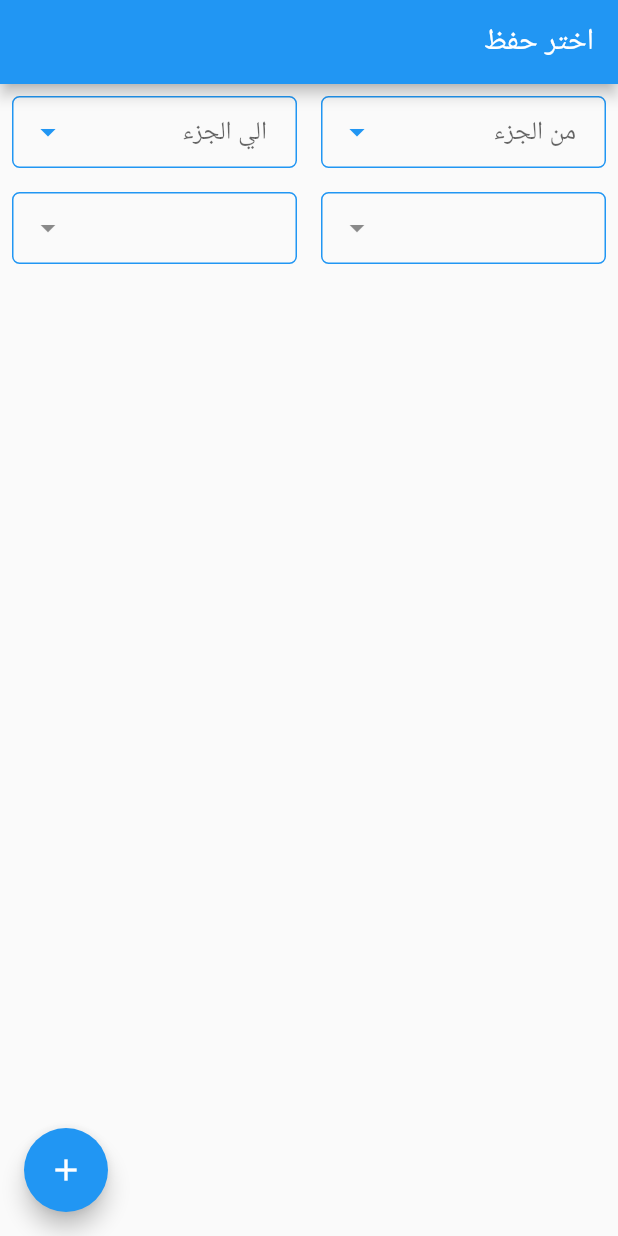
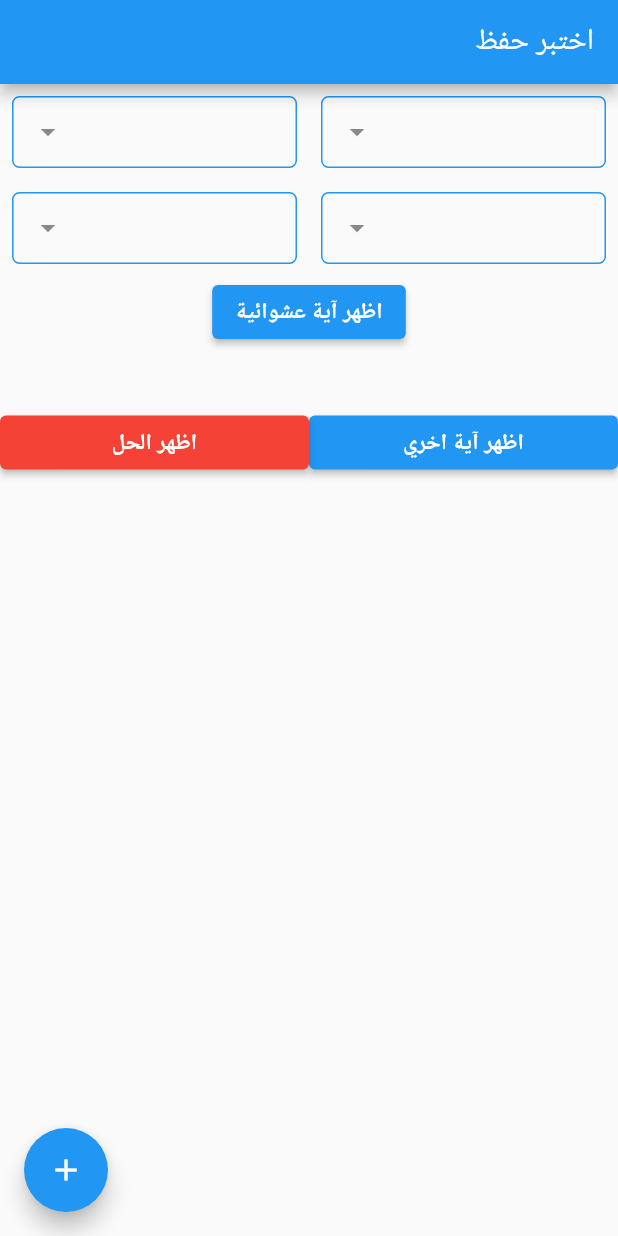
Before and after one commit to Hosam11/quran_test, a Flutter app: the screen it shows after launch, after a tap on the "add" icon, on a phone screen of 412 x 824 dp. Run offline on Flutter 3.47's test engine with Material 2 defaults, Android fonts, the light colour scheme and no system bars; drawn by our look-alikes of dropdown_search; our stand-ins replace dio, equatable; missing offline and left inert: appspector, fimber.

Commit message:
setup showing random ayah

```diff
--- a/lib/consts/strings.dart
+++ b/lib/consts/strings.dart
@@ -1,4 +1,11 @@
-const String appTitle = 'اختر حفظ';
+const String appTitle = 'اختبر حفظ';
 const String chooseStartJuz = 'من الجزء';
 const String chooseEndJuz = 'الي الجزء';
 const String entryError = 'خطا في المدخلات';
+const String chooseQuarter = 'اختر ربع';
+const String fromQuarter = 'من ربع';
+const String toQuarter = 'الي ربع';
+const String emptyJuzs = 'بدايه ونهاية الجزء لا يجب ان تكون فارغة';
+const String showRandomAyah = 'اظهر آية عشوائية';
+const String showAnotherAyah = 'اظهر آية اخري';
+const String showSolution = 'اظهر الحل';
--- a/lib/provider/quran_provider.dart
+++ b/lib/provider/quran_provider.dart
@@ -1,40 +1,92 @@
 import 'dart:convert';
-import 'dart:developer';
 
 import 'package:fimber/fimber.dart';
 import 'package:flutter/cupertino.dart';
 import 'package:flutter/services.dart';
 import 'package:quran_test/consts/assets.dart';
+import 'package:quran_test/data/model/quran/ayah_model/ayah_model.dart';
 import 'package:quran_test/data/model/quran/quran_model.dart';
 import 'package:quran_test/data/model/quran_meta/quran_meta_model.dart';
-import 'package:quran_test/helpers/app_helper.dart';
+import 'package:quran_test/helpers/quran_helper.dart';
 
 class QuranProvider extends ChangeNotifier {
   QuranModel? quranModel;
   QuranMetaModel? quranMetaModel;
+  List<AyahModel> ayahModels = [];
+
+  AyahModel? randomAyah;
+  String? displayedAyah;
+  int _displayedWord = 0;
+  int? _maxDisplayedWord;
 
   QuranProvider() {
-    getQuranData();
-    getQuranMetaData();
+    prepareData();
   }
 
   Future<void> getQuranData() async {
     final quranPages = await rootBundle.loadString(allQuranFile);
     quranModel =
         QuranModel.fromJson(jsonDecode(quranPages) as Map<String, dynamic>);
-    Fimber.i('quranModel= ${jsonEncode(quranModel)}');
+    // Fimber.i('quranModel= ${jsonEncode(quranModel)}');
+    Fimber.i('surahsLen = ${quranModel!.data!.surahs!.length}');
 
-    notifyListeners();
+    // notifyListeners();
   }
 
   Future<void> getQuranMetaData() async {
     final quranMetaStr = await rootBundle.loadString(quranMetaFile);
     quranMetaModel = QuranMetaModel.fromJson(
         jsonDecode(quranMetaStr) as Map<String, dynamic>);
-    Fimber.i('quranMetaModel= ${jsonEncode(quranMetaModel)}');
     Fimber.i(
-        'quranMetaRefs= ${quranMetaModel!.data!.hizbQuarters!.references!.length}');
-    // log('quranMetaRefsQurter= ${jsonEncode(quranMetaModel!.data!.hizbQuarters!)}');
+        'quranMetaReferencesLen= ${quranMetaModel!.data!.hizbQuarters!.references!.length}');
+    // notifyListeners();
+  }
+
+  Future<void> prepareData() async {
+    await getQuranData();
+    await getQuranMetaData();
+    // getAyahQuarterModels();
+  }
+
+  void setupRandomAyah(List<AyahModel> ayahs) {
+    Fimber.i('ayahsLen = ${ayahs.length}');
+    ayahModels.clear();
+    ayahModels.addAll(ayahs);
+    resetRandomAyahData();
+    randomAyah = QuranHelper.instance.getRandomElement(ayahModels);
+    Fimber.i('randomAyah= $randomAyah');
+    var ayahLen = randomAyah?.text?.split(' ').length;
+    _maxDisplayedWord = (ayahLen! / 2).round();
+    Fimber.i('_maxDisplayedWord= $_maxDisplayedWord');
+
+    setDisplayedAyah();
+    // ayahModels.
     notifyListeners();
   }
+
+  bool setDisplayedAyah() {
+    // ayah 5 word
+    Fimber.i(
+        '_displayedWord= $_displayedWord, _maxDisplayedWord= $_maxDisplayedWord');
+    _displayedWord++;
+    if (_displayedWord <= _maxDisplayedWord!) {
+      var ayahWords = randomAyah?.text?.split(' ');
+      Fimber.i('ayahWords= $ayahWords, ayahWordsLEn= ${ayahWords?.length}');
+      Fimber.i('_displayedWord= $_displayedWord');
+
+      displayedAyah = ayahWords?.sublist(0, _displayedWord).join(' ');
+      Fimber.i('_maxDisplayedWord= $_maxDisplayedWord'
+          ' displayedAyah= $displayedAyah');
+
+      notifyListeners();
+      return true;
+    }
+    notifyListeners();
+    return false;
+  }
+
+  void resetRandomAyahData() {
+    _displayedWord = 0;
+    _maxDisplayedWord = null;
+  }
 }
--- a/lib/screens/home_screen.dart
+++ b/lib/screens/home_screen.dart
@@ -1,13 +1,12 @@
 import 'dart:convert';
-import 'dart:developer';
 
 import 'package:fimber/fimber.dart';
 import 'package:flutter/material.dart';
 import 'package:provider/provider.dart';
 import 'package:quran_test/consts/strings.dart';
+import 'package:quran_test/helpers/app_helper.dart';
 import 'package:quran_test/helpers/quran_helper.dart';
 import 'package:quran_test/provider/quran_provider.dart';
-import 'package:quran_test/widgets/shared/shared_dropdown.dart';
 import 'package:quran_test/widgets/shared/shared_search_dropdown.dart';
 
 class HomeScreen extends StatefulWidget {
@@ -18,34 +17,17 @@ class HomeScreen extends StatefulWidget {
 }
 
 class _HomeScreenState extends State<HomeScreen> {
-  var listx = [
-    'zero',
-    'one',
-    'two',
-    'three',
-    'four',
-    'five',
-    'six',
-    'seven',
-    'eight',
-    'nine',
-    'ten',
-    'eleven',
-    'twelve',
-    'thirteen',
-    'fourteen',
-    'fifteen',
-  ];
-
   var juzList = List.generate(30, (index) => index + 1);
-
-  int? startJuzSelected;
-
-  String? select;
-
-  int? endJuzSelected;
+  var quarterList = List.generate(240, (index) => index + 1);
 
   QuranProvider? _quranProvider;
+  QuranProvider? _updatedQuranProvider;
+
+  int? SelectedStartJuz;
+  int? SelectedEndJuz;
+
+  int? selectedStartQuarter;
+  int? selectedEndQuarter;
 
   @override
   void initState() {
@@ -55,11 +37,13 @@ class _HomeScreenState extends State<HomeScreen> {
 
   @override
   Widget build(BuildContext context) {
+    _updatedQuranProvider = Provider.of<QuranProvider>(context);
+
     Fimber.i('-');
     return Scaffold(
       appBar: AppBar(title: Text(appTitle)),
       floatingActionButton: FloatingActionButton(
-        onPressed: onAddPressed,
+        onPressed: onShowAnotherAyahPressed,
         child: Icon(Icons.add),
       ),
       body: SingleChildScrollView(
@@ -68,19 +52,21 @@ class _HomeScreenState extends State<HomeScreen> {
             Row(
               children: [
                 Expanded(
-                  child: SharedDropdown(
+                  child: SharedSearchDropDown(
                     mLabel: chooseStartJuz,
-                    listItem: juzList,
-                    selectedValue: startJuzSelected,
-                    mOnChange: (newValue) => newValue = startJuzSelected,
+                    mListItem: juzList,
+                    mSelectedValue: SelectedStartJuz,
+                    mOnChange: (newVal) => SelectedStartJuz = newVal,
+                    mHint: chooseStartJuz,
                   ),
                 ),
                 Expanded(
-                  child: SharedDropdown(
+                  child: SharedSearchDropDown(
                     mLabel: chooseEndJuz,
-                    listItem: juzList,
-                    selectedValue: endJuzSelected,
-                    mOnChange: (newValue) => endJuzSelected = newValue,
+                    mListItem: juzList,
+                    mSelectedValue: SelectedEndJuz,
+                    mOnChange: (newVal) => SelectedEndJuz = newVal,
+                    mHint: chooseEndJuz,
                   ),
                 ),
               ],
@@ -89,20 +75,51 @@ class _HomeScreenState extends State<HomeScreen> {
               children: [
                 Expanded(
                   child: SharedSearchDropDown(
-                    mListItem: listx,
-                    mOnChange: (newVal) => print(newVal),
-                    mHint: 'اختر ربع',
-                    mLabel: 'من الربع',
-                    mSelectedValue: select,
+                    mListItem: quarterList,
+                    mOnChange: (newVal) => selectedStartQuarter = newVal,
+                    mHint: chooseQuarter,
+                    mLabel: fromQuarter,
+                    mSelectedValue: selectedStartQuarter,
                   ),
                 ),
                 Expanded(
                   child: SharedSearchDropDown(
-                    mListItem: listx,
-                    mOnChange: (newVal) => print(newVal),
-                    mHint: 'اختر ربع',
-                    mLabel: 'الي الربع',
-                    mSelectedValue: select,
+                    mListItem: quarterList,
+                    mOnChange: (newVal) => selectedEndQuarter = newVal,
+                    mHint: chooseQuarter,
+                    mLabel: toQuarter,
+                    mSelectedValue: selectedEndQuarter,
+                  ),
+                ),
+              ],
+            ),
+            ElevatedButton(
+              onPressed: showRandomAyahPressed,
+              child: Text(showRandomAyah),
+            ),
+            Padding(
+              padding: const EdgeInsets.all(8.0),
+              child: Text(
+                _updatedQuranProvider?.displayedAyah ?? '',
+                style: TextStyle(
+                  fontSize: 20.0,
+                  color: Colors.green[900],
+                ),
+              ),
+            ),
+            Row(
+              children: [
+                Expanded(
+                  child: ElevatedButton(
+                    onPressed: onShowAnotherAyahPressed,
+                    child: Text(showAnotherAyah),
+                  ),
+                ),
+                Expanded(
+                  child: ElevatedButton(
+                    onPressed: onShowSolutionPressed,
+                    style: ElevatedButton.styleFrom(primary: Colors.red),
+                    child: Text(showSolution),
                   ),
                 ),
               ],
@@ -113,32 +130,50 @@ class _HomeScreenState extends State<HomeScreen> {
     );
   }
 
-  void onAddPressed() {
-    /*
-      if juz null:
-        check if qurter null:
-          error juz must be provided
-        else: okay
-      else:
-        okay
-    */
+  void onShowSolutionPressed() {}
+
+  void onShowAnotherAyahPressed() {
+    var isNewWord = _quranProvider?.setDisplayedAyah();
+    Fimber.i('isNewWord= $isNewWord');
+  }
+
+  void getAyahs() {
     Fimber.i('buttonPressed');
     // QuranHelper.instance.getQuranFromFile();
     Fimber.i(
         '${_quranProvider?.quranModel != null ? 'quran data not null' : 'null'}');
     Fimber.i(
         '${_quranProvider?.quranMetaModel != null ? 'quran meta not null' : 'null'}');
-
-    var ayahs = QuranHelper.instance.getAyahs(
-      startQuarter: 1,
-      endQuarter: 5,
-      startJuz: 1,
-      endJuz: 1,
+    var ayahs = QuranHelper.instance.getAyahsByInputs(
+      startJuz: SelectedStartJuz,
+      endJuz: SelectedEndJuz,
+      startQuarter: selectedStartQuarter,
+      endQuarter: selectedEndQuarter,
       provider: _quranProvider!,
     );
+    _quranProvider?.setupRandomAyah(ayahs);
+  }
 
-    Fimber.i('ayahsLen= ${ayahs.length}');
-    // log('ayahs= \n${jsonEncode(ayahs)}');
-    Fimber.i('ayahslast= ${jsonEncode(ayahs.last)}');
+  void showRandomAyahPressed() {
+    Fimber.i('\nstartJuzSelected= $SelectedStartJuz'
+        '\nendJuzSelected= $SelectedEndJuz'
+        '\nselectedStartQuarter= $selectedStartQuarter'
+        '\nselectedEndQuarter= $selectedEndQuarter');
+
+    if (SelectedStartJuz == null || SelectedEndJuz == null) {
+      Fimber.i('Juzs is null');
+      if (selectedStartQuarter == null || selectedEndQuarter == null) {
+        Fimber.i('one of quarter is  null');
+        showInfoDialogue(context: context, msg: emptyJuzs);
+      } else {
+        // else: okay
+        Fimber.i('two quarter is not null');
+        getAyahs();
+      }
+    } else {
+      // else: okay
+      Fimber.i('Juzs not  null');
+      getAyahs();
+    }
   }
 }
--- a/lib/widgets/shared/shared_search_dropdown.dart
+++ b/lib/widgets/shared/shared_search_dropdown.dart
@@ -14,17 +14,17 @@ class SharedSearchDropDown extends StatelessWidget {
     this.mHint,
   }) : super(key: key);
 
-  final List<String> mListItem;
-  final String? mSelectedValue;
+  final List<int> mListItem;
+  final int? mSelectedValue;
   final String? mLabel;
   final String? mHint;
-  final void Function(String?)? mOnChange;
+  final void Function(int?)? mOnChange;
 
   @override
   Widget build(BuildContext context) {
     return Padding(
       padding: const EdgeInsets.all(smallPadding),
-      child: DropdownSearch<String>(
+      child: DropdownSearch<int>(
         items: mListItem,
         label: mLabel,
         dropdownSearchDecoration: kTextFieldDecoration,
```
Also changed, not shown: lib/helpers/app_helper.dart (+11 -0 lines), lib/helpers/quran_helper.dart (+15 -3 lines), lib/widgets/custom_dropdown_item.dart (added, +25 -0 lines), 1 other file.
